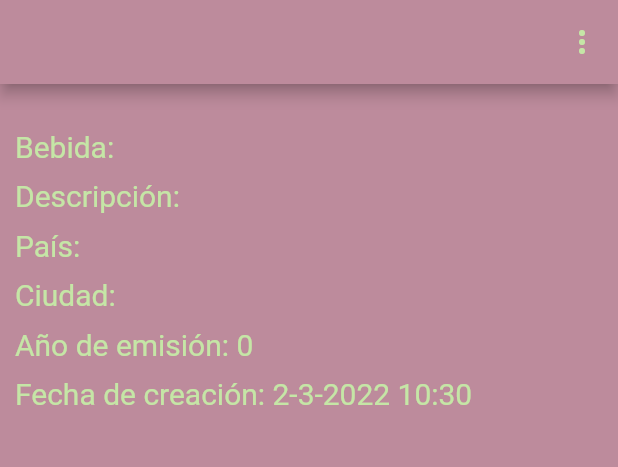
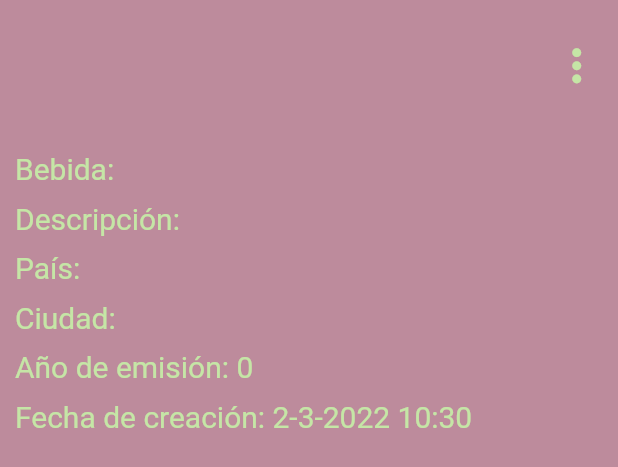
Before and after one commit to JulianOjea/bottle_cap_gallery, a Flutter app: the ViewItem widget shown alone on an empty page, opened directly with empty values, on a phone screen of 412 x 824 dp. Shown: the top 467 px of the screen. Run offline on Flutter 3.47's test engine with Material 2 defaults, Android fonts, the phone set to English and light mode, and no system bars; our stand-ins replace dropdown_button2, flutter_typeahead, sqflite, sticky_headers, transparent_image; accounts and stored records are empty.

Commit message:
visual refactor ended

```diff
--- a/lib/src/views/ui/add_edit_item_view.dart
+++ b/lib/src/views/ui/add_edit_item_view.dart
@@ -82,6 +82,7 @@ class _AddEditItemState extends State<AddEditItem> {
             key: _formKey,
             child: Column(
               children: [
+                SizedBox(height: 10),
                 _imageInput(),
                 //_sizedBox(),
                 Padding(
@@ -201,6 +202,7 @@ class _AddEditItemState extends State<AddEditItem> {
     return Container(
       //padding: EdgeInsets.symmetric(horizontal: 10),
       child: TextFormField(
+        keyboardType: TextInputType.number,
         style: TextStyle(color: Color.fromARGB(255, 197, 230, 166)),
         initialValue: initialReleaseDate,
         decoration: InputDecoration(
--- a/lib/src/views/ui/item_view.dart
+++ b/lib/src/views/ui/item_view.dart
@@ -30,16 +30,38 @@ class _ViewItemState extends State<ViewItem> {
   Widget build(BuildContext context) {
     return Material(
       child: ListView(children: [
-        AppBar(
+        /*AppBar(
+          elevation: 0,
+          centerTitle: true,
           iconTheme: IconThemeData(color: Color.fromARGB(255, 197, 230, 166)),
           title: Text(widget.item.brandName,
-              style: TextStyle(color: Color.fromARGB(255, 197, 230, 166))),
+              style: TextStyle(
+                  color: Color.fromARGB(255, 197, 230, 166), fontSize: 30)),
           backgroundColor: Color.fromARGB(255, 189, 139, 156),
           actionsIconTheme:
               IconThemeData(color: Color.fromARGB(255, 197, 230, 166)),
           actions: [
             _popUpMenuButton(),
           ],
+        ),*/
+        Container(
+          child: Padding(
+            padding: const EdgeInsets.all(10.0),
+            child: Row(
+              mainAxisAlignment: MainAxisAlignment.center,
+              children: [
+                Expanded(
+                  child: SizedBox(
+                    child: Text(widget.item.brandName,
+                        style: TextStyle(
+                            color: Color.fromARGB(255, 197, 230, 166),
+                            fontSize: 30)),
+                  ),
+                ),
+                _popUpMenuButton()
+              ],
+            ),
+          ),
         ),
         Padding(
           padding: const EdgeInsets.all(10.0),
@@ -73,6 +95,14 @@ class _ViewItemState extends State<ViewItem> {
 
   _popUpMenuButton() {
     return PopupMenuButton<int>(
+      icon: IconButton(
+        icon: Icon(
+          Icons.more_vert,
+          color: Color.fromARGB(255, 197, 230, 166),
+        ),
+        onPressed: () {},
+      ),
+      iconSize: 35,
       color: Color.fromARGB(255, 189, 139, 156),
       itemBuilder: (BuildContext context) => <PopupMenuEntry<int>>[
         const PopupMenuItem(
--- a/pubspec.yaml
+++ b/pubspec.yaml
@@ -40,6 +40,7 @@ dependencies:
   sticky_headers: ^0.2.0
   collection: ^1.15.0
   dropdown_button2: ^1.1.1
+  camera: ^0.9.4+14
 
 dev_dependencies:
   flutter_test:
```
Also changed, not shown: pubspec.lock.
